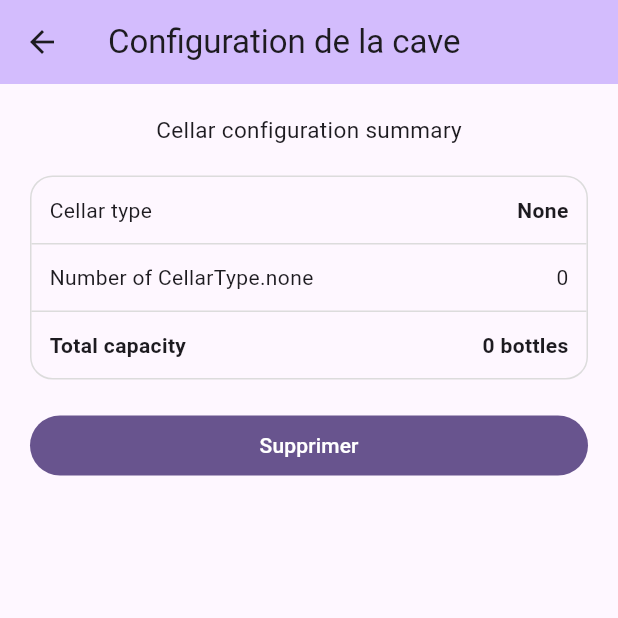
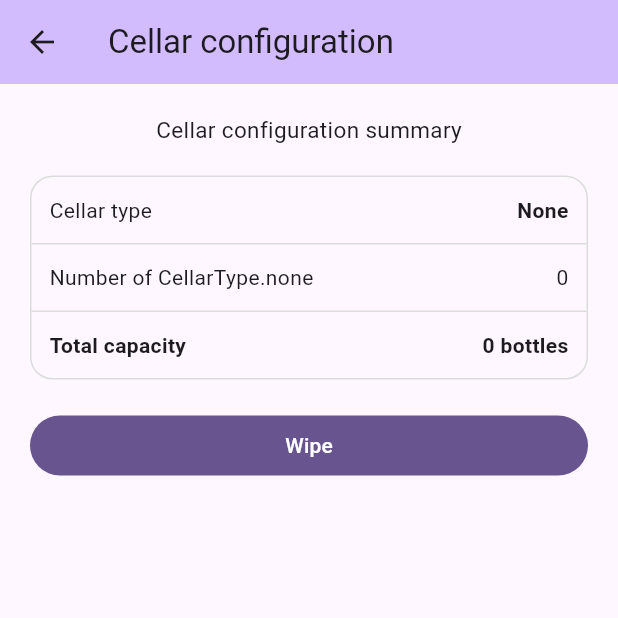
Before and after one commit to Miunn/cave_manager, a Flutter app: the SettingsCellar screen opened directly, on a phone screen of 412 x 824 dp, the top half of it. Run offline on Flutter 3.47's test engine with Material 3 defaults, Android fonts, the phone set to English and light mode, and no system bars; our stand-ins replace camera, country_picker, material_design_icons_flutter, shared_preferences, sqflite; accounts and stored records are empty; generated files the repository leaves out were written again.

Commit message:
Wipe cellar configuration confirmation dialog

```diff
--- a/lib/l10n/app_en.arb
+++ b/lib/l10n/app_en.arb
@@ -24,6 +24,10 @@
 	"@settings": {
 		"description": "The settings page"
 	},
+	"settingsCellarConfiguration": "Cellar configuration",
+	"@settingsCellarConfiguration": {
+		"description": "The cellar configuration settings page"
+	},
 
 	"cancel": "Cancel",
 	"undo": "Undo",
@@ -35,6 +39,7 @@
 	"next": "Next",
 	"finish": "Finish",
 	"delete": "Delete",
+	"wipe": "Wipe",
 
 	"bottlesTotal": "{bottles, plural, zero{0 bottles} one{1 bottle} other{{bottles} bottles}}",
 	"bottlesCellar": "{bottles, plural, zero{0 Bottles in cellar} one{1 Bottle in cellar} other{{bottles} Bottles in cellar}}",
@@ -149,5 +154,8 @@
 
 	"deleteBottleCoverTitle": "Delete bottle cover ?",
 	"deleteBottleCoverMessage": "Are you sure you want to delete the cover of the bottle {bottleName} ? The cover will be permanently deleted, this action is irreversible.",
-	"deleteBottleCoverConfirmation": "Cover deleted"
+	"deleteBottleCoverConfirmation": "Cover deleted",
+
+	"wipeCellarConfirmationTitle": "Wipe cellar ?",
+	"wipeCellarConfirmationMessage": "Bottles won't be deleted, but the cellar configuration will be reset. This action is irreversible."
 }
--- a/lib/screens/settings/cellar.dart
+++ b/lib/screens/settings/cellar.dart
@@ -2,6 +2,9 @@ import 'package:cave_manager/providers/clusters_provider.dart';
 import 'package:cave_manager/widgets/cellarConfiguration/cellar_summary.dart';
 import 'package:flutter/material.dart';
 import 'package:provider/provider.dart';
+import 'package:flutter_gen/gen_l10n/app_localizations.dart';
+
+import '../../widgets/dialogs/wipe_cellar.dart';
 
 class SettingsCellar extends StatefulWidget {
   const SettingsCellar({super.key});
@@ -20,7 +23,7 @@ class _SettingsCellarState extends State<SettingsCellar> {
             icon: const Icon(Icons.arrow_back),
             onPressed: () => Navigator.pop(context),
           ),
-          title: const Text('Configuration de la cave'),
+          title: Text(AppLocalizations.of(context)!.settingsCellarConfiguration),
         ),
         body: Padding(
           padding: const EdgeInsets.fromLTRB(20, 20, 20, 0),
@@ -37,9 +40,16 @@ class _SettingsCellarState extends State<SettingsCellar> {
                 width: double.infinity,
                 child: FilledButton(
                   onPressed: () {
-
+                    showDialog<bool>(
+                      context: context,
+                      builder: (BuildContext context) => const WipeCellarDialog(),
+                    ).then((bool? result) {
+                      if (result != null && result) {
+                        // Provider.of<ClustersProvider>(context, listen: false).wipe();
+                      }
+                    });
                   },
-                  child: const Text("Supprimer"),
+                  child: Text(AppLocalizations.of(context)!.wipe),
                 ),
               )
             ],
```
Also changed, not shown: lib/l10n/app_fr.arb (+9 -1 lines), lib/widgets/dialogs/wipe_cellar.dart (added, +24 -0 lines).
